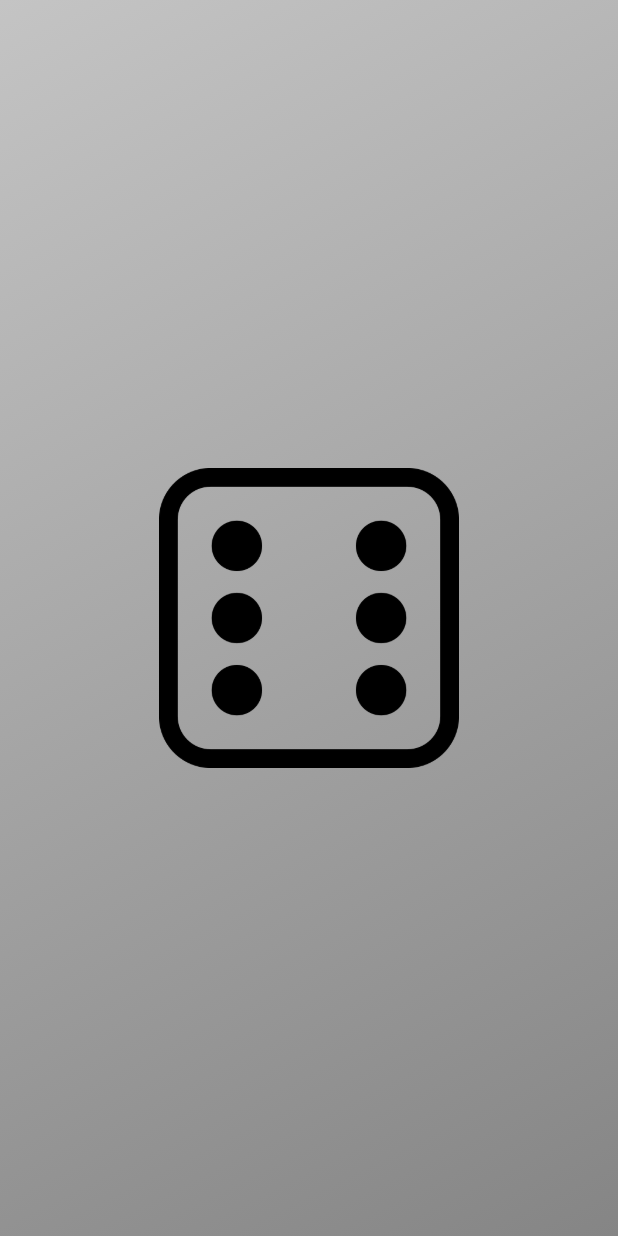
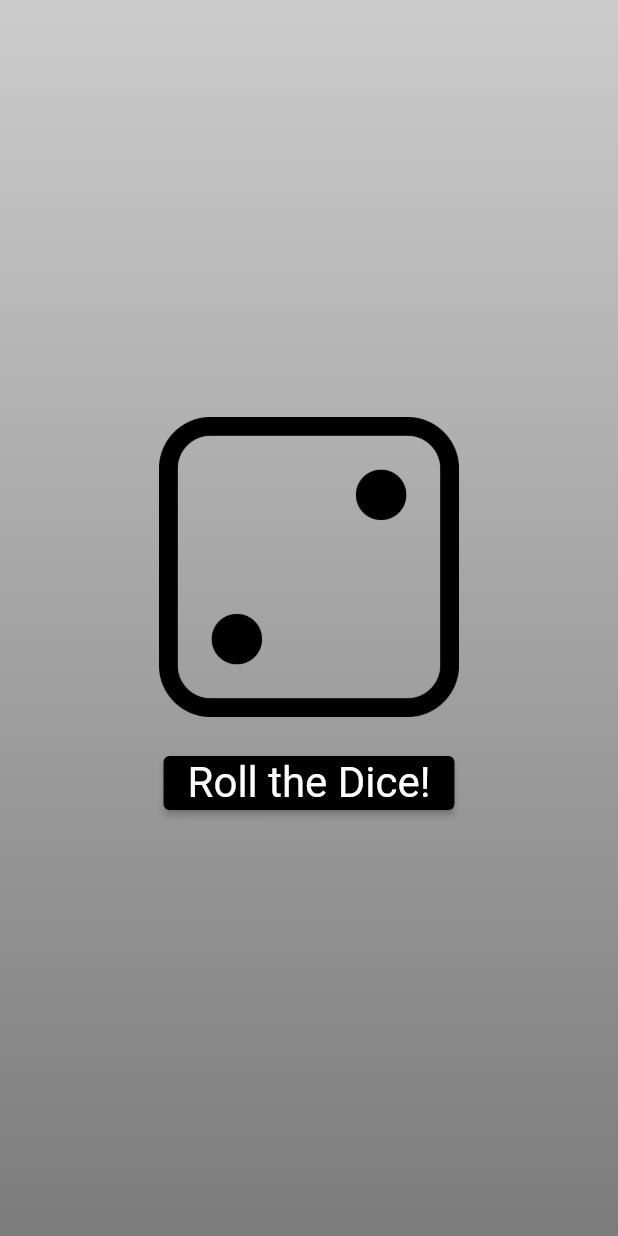
Before and after one commit to enescangull/dice_app, a Flutter app: the screen it shows after launch, on a phone screen of 412 x 824 dp. Run offline on Flutter 3.47's test engine with Material 2 defaults, Android fonts, the phone set to English and light mode, and no system bars.

Commit message:
first module done
First module of Maximillian Schwarzmüller's course done

```diff
--- /dev/null
+++ b/lib/dice_roller.dart
@@ -0,0 +1,51 @@
+import 'package:flutter/material.dart';
+import 'dart:math';
+
+final randomizer = Random();
+
+class DiceRoller extends StatefulWidget {
+  const DiceRoller({super.key});
+
+  @override
+  State<DiceRoller> createState() => _DiceRollerState();
+}
+
+class _DiceRollerState extends State<DiceRoller> {
+  var currenDiceRoll = 2;
+
+  void rollDice() {
+    setState(() {
+      currenDiceRoll = randomizer.nextInt(6) + 1;
+    });
+
+    print('You roll $currenDiceRoll');
+  }
+
+  @override
+  Widget build(BuildContext context) {
+    return Column(
+      mainAxisSize: MainAxisSize.min,
+      children: [
+        Image.asset(
+          "assets/images/dice-$currenDiceRoll.png",
+          width: 200,
+        ),
+        const SizedBox(
+          height: 20,
+        ),
+        ElevatedButton(
+          onPressed: rollDice,
+          style: ElevatedButton.styleFrom(
+            shadowColor: Colors.black,
+            backgroundColor: Colors.black,
+            textStyle: const TextStyle(fontSize: 28),
+            // padding: const EdgeInsets.only(
+            //   top: 20,
+            // ),
+          ),
+          child: const Text('Roll the Dice!'),
+        )
+      ],
+    );
+  }
+}
--- a/lib/gradient_container.dart
+++ b/lib/gradient_container.dart
@@ -1,6 +1,7 @@
+import 'package:dice_app/dice_roller.dart';
 import 'package:flutter/material.dart';
 
-const startAlignment = Alignment.topLeft;
+const startAlignment = Alignment.topRight;
 const endAlignment = Alignment.bottomRight;
 
 class GradientContainer extends StatelessWidget {
@@ -8,6 +9,7 @@ class GradientContainer extends StatelessWidget {
 
   final Color startColor;
   final Color endColor;
+
   @override
   Widget build(BuildContext context) {
     return Container(
@@ -21,11 +23,9 @@ class GradientContainer extends StatelessWidget {
           end: endAlignment,
         ),
       ),
-      child: Center(
-          child: Image.asset(
-        "assets/images/dice-6.png",
-        width: 200,
-      )),
+      child: const Center(
+        child: DiceRoller(),
+      ),
     );
   }
 }
--- a/lib/main.dart
+++ b/lib/main.dart
@@ -4,12 +4,12 @@ import 'gradient_container.dart';
 
 void main() {
   runApp(
-    const MaterialApp(
+    MaterialApp(
       debugShowCheckedModeBanner: false,
       home: Scaffold(
         body: GradientContainer(
-          Color.fromARGB(255, 196, 196, 196),
-          Color.fromARGB(255, 133, 133, 133),
+          const Color.fromARGB(255, 204, 204, 204),
+          const Color.fromARGB(255, 124, 124, 124),
         ),
       ),
     ),
```
